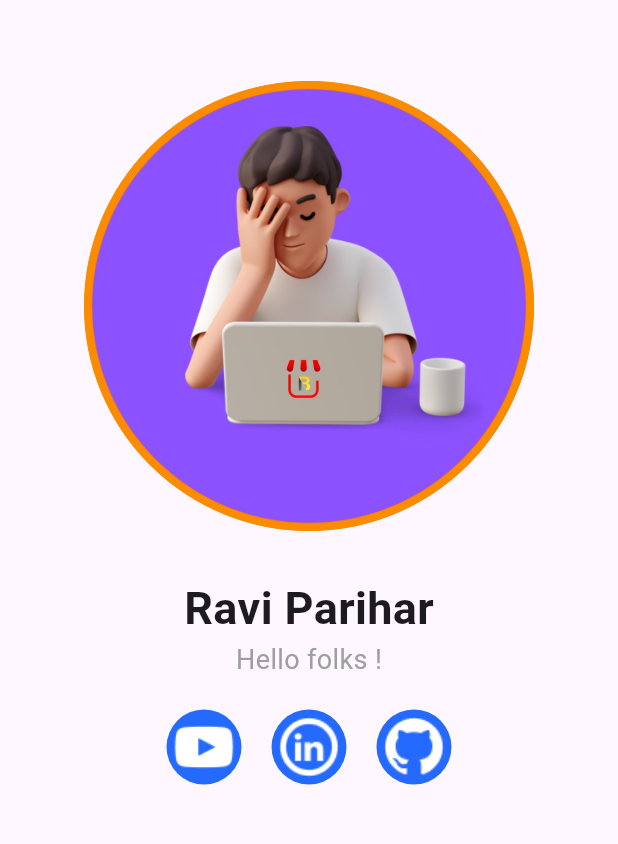
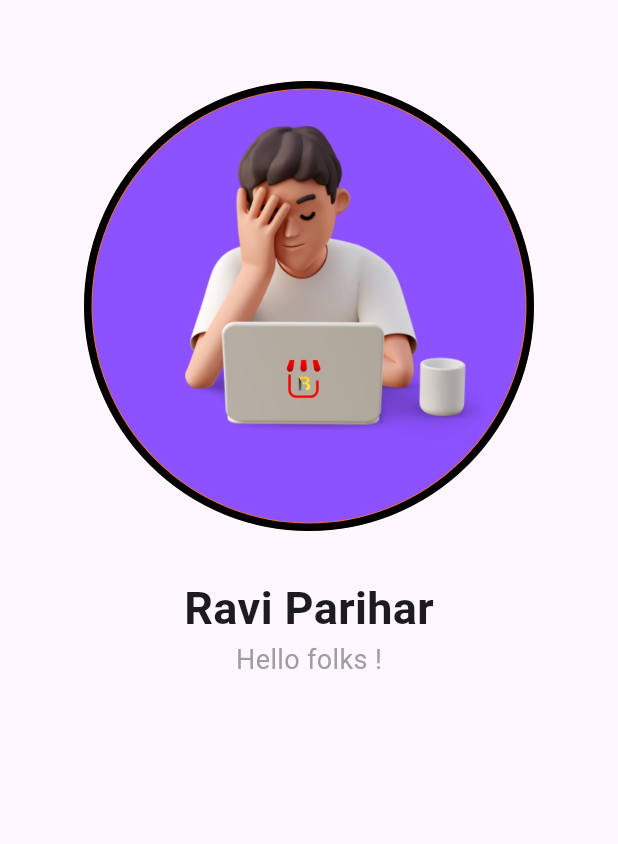
Before and after one commit to ravi-parihar1/SmartParkingApp, a Flutter app: the AboutUs screen opened by its route, on a phone screen of 412 x 824 dp, the part 63-907 px from its top. Run offline on Flutter 3.47's test engine with Material 3 defaults, Android fonts, the light colour scheme and no system bars; our stand-ins replace get, google_maps_flutter, lottie; missing offline and left inert: another_dashed_container.

Commit message:
First Commit

```diff
--- a/lib/pages/about_us/about_us.dart
+++ b/lib/pages/about_us/about_us.dart
@@ -38,7 +38,7 @@ class AboutUs extends StatelessWidget {
                   borderRadius: BorderRadius.circular(1000),
                   border: Border.all(
                     width: 5,
-                    color: Colors.orange.shade600,
+                    color: Colors.black,
                   ),
                   image: const DecorationImage(
                     image: AssetImage(profilePath),
@@ -76,73 +76,7 @@ class AboutUs extends StatelessWidget {
             ],
           ),
           const SizedBox(height: 20),
-          Row(
-            mainAxisAlignment: MainAxisAlignment.center,
-            children: [
-              InkWell(
-                onTap: () async {
-                  var url =
-                      Uri.parse("https://github.com/MrNitishroy/Smart_car_parking_IOT");
-                  if (await canLaunchUrl(url)) {
-                    await launchUrl(url);
-                  } else {
 
-                    print("Could not launch $url");
-                  }
-                },
-                child: Container(
-                  padding: const EdgeInsets.all(2),
-                  width: 50,
-                  height: 50,
-                  decoration: BoxDecoration(
-                    color: blueColor,
-                    borderRadius: BorderRadius.circular(50),
-                  ),
-                  child: Image.asset(
-                    "assets/icons/youtube.png",
-                    width: 20,
-                    height: 20,
-                  ),
-                ),
-              ),
-              const SizedBox(width: 20),
-              InkWell(
-                onTap: () async {},
-                child: Container(
-                  padding: const EdgeInsets.all(2),
-                  width: 50,
-                  height: 50,
-                  decoration: BoxDecoration(
-                    color: blueColor,
-                    borderRadius: BorderRadius.circular(50),
-                  ),
-                  child: Image.asset(
-                    "assets/icons/linkeding.png",
-                    width: 20,
-                    height: 20,
-                  ),
-                ),
-              ),
-              const SizedBox(width: 20),
-              InkWell(
-                onTap: () async {},
-                child: Container(
-                  padding: const EdgeInsets.all(2),
-                  width: 50,
-                  height: 50,
-                  decoration: BoxDecoration(
-                    color: blueColor,
-                    borderRadius: BorderRadius.circular(50),
-                  ),
-                  child: Image.asset(
-                    "assets/icons/github.png",
-                    width: 20,
-                    height: 20,
-                  ),
-                ),
-              )
-            ],
-          )
         ]),
       ),
     );
```
Also changed, not shown: lib/pages/LoginPage.dart (+1 -6 lines).
